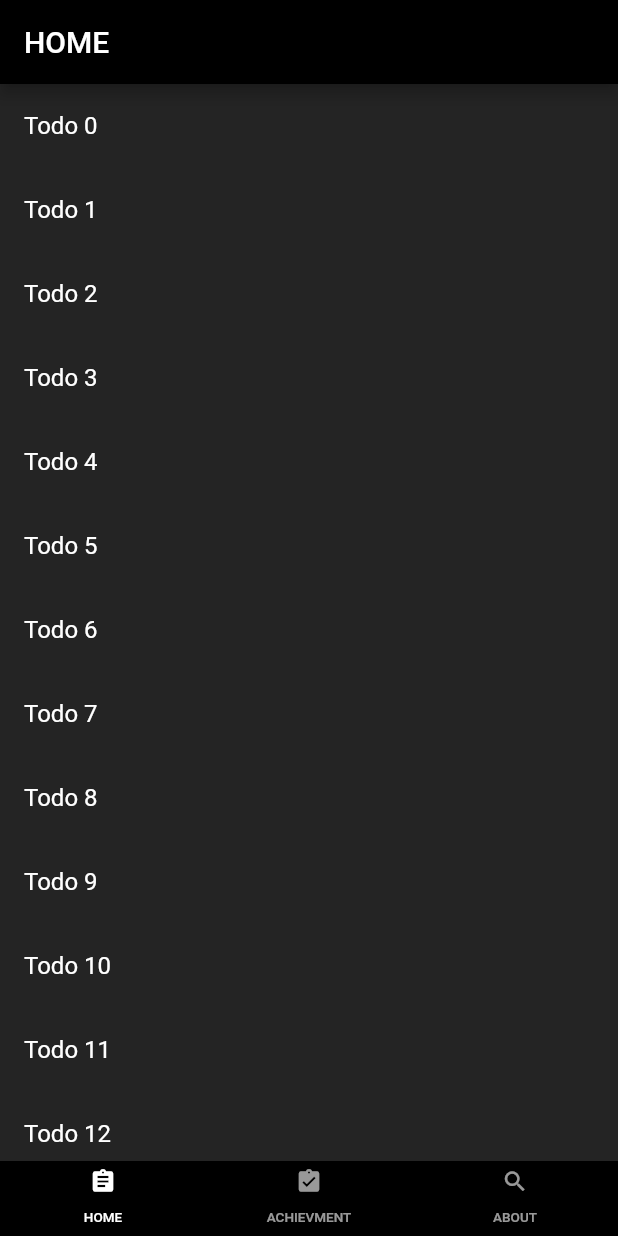
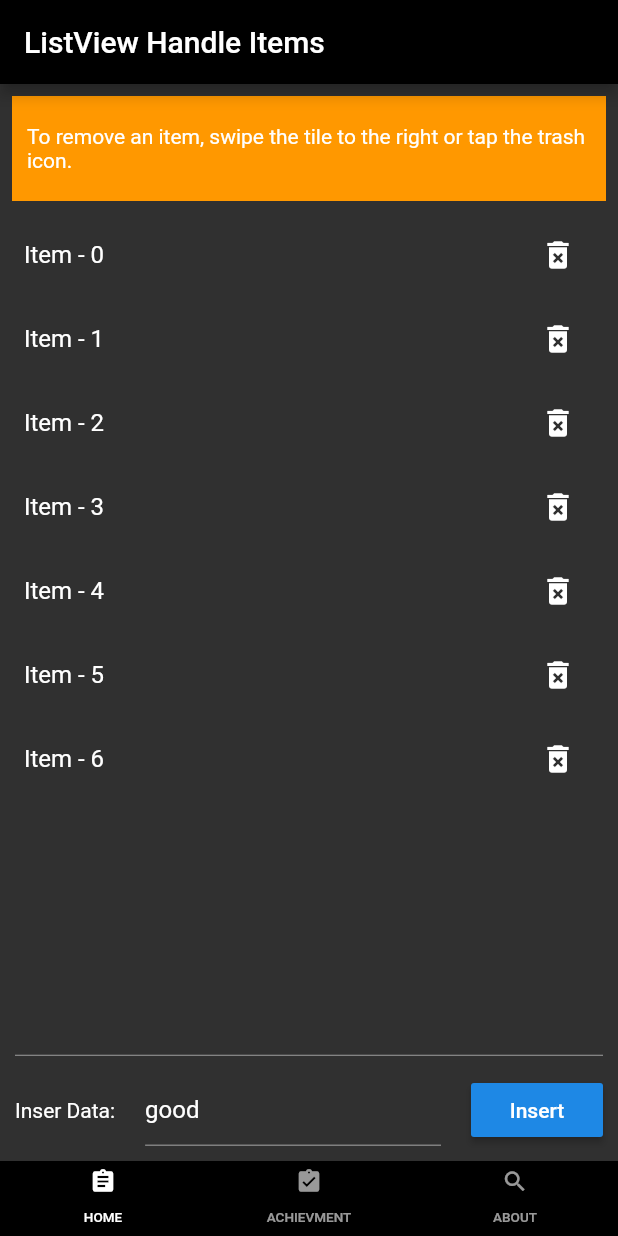
Before and after one commit to yujo11/PROGRAM_42, a Flutter app: the screen it shows after launch, on a phone screen of 412 x 824 dp. Run offline on Flutter 3.47's test engine with Material 2 defaults, Android fonts, the phone set to English and light mode, and no system bars.

Commit message:
add screen_home another version

```diff
--- a/toodo_program42/lib/main.dart
+++ b/toodo_program42/lib/main.dart
@@ -1,7 +1,7 @@
 import 'package:flutter/material.dart';
 import 'package:toodoprogram42/screen/screen_about.dart';
 import 'package:toodoprogram42/screen/screen_achievement.dart';
-import 'package:toodoprogram42/screen/new_screen_home.dart';
+import 'package:toodoprogram42/screen/screen_home.dart';
 import 'package:toodoprogram42/widget/bottom_bar.dart';
 
 void main() => runApp(TooDo());
--- a/toodo_program42/lib/screen/screen_home.dart
+++ b/toodo_program42/lib/screen/screen_home.dart
@@ -5,83 +5,107 @@
 }
 
 class _HomeScreenState extends State<HomeScreen> {
+  List<String> items = List<String>.generate(7, (index) => "Item - $index");
+
+  final teController = TextEditingController(
+    text: "good",
+  );
+
+  @override
+  void dispose() {
+    teController.dispose();
+    super.dispose();
+  }
+
   @override
   Widget build(BuildContext context) {
-    return new MaterialApp(
-      theme: ThemeData(
-        brightness: Brightness.dark,
-        primaryColor: Colors.black,
-        accentColor: Colors.white,
-      ),
-      title: 'ToDo List',
-      home: Scaffold(
-        backgroundColor: Colors.black26,
-        appBar: AppBar(
-          title: Text(
-            'HOME',
-            textAlign: TextAlign.center,
+    return Scaffold(
+      appBar: AppBar(title: Text("ListView Handle Items")),
+      body: Column(
+        children: <Widget>[
+          Padding(
+            padding: const EdgeInsets.all(8.0),
+            child: Container(
+              padding: const EdgeInsets.all(10),
+              height: 70,
+              alignment: Alignment(0, 0),
+              color: Colors.orange,
+              child: Text(
+                "To remove an item, swipe the tile to the right or tap the trash icon.",
+                style: TextStyle(color: Colors.white),
               ),
             ),
-        body: SafeArea(
-          child: ListView(
-            padding: EdgeInsets.symmetric(horizontal: 24.0),
-            children: <Widget>[
-              SizedBox(
-                height: 80.0,
-                width: 160.0,
           ),
-              Column(
-                children: <Widget>[
-                  SizedBox(height: 16.0),
-                  Text('To Do List'),
-                ],
-              ),
-              TextField(
-                decoration: InputDecoration.collapsed(
-                  hintText: 'Today',
+          Expanded(
+            child: ListView.builder(
+              itemCount: items.length,
+              itemBuilder: (context, index) {
+                final item = items[index];
+                return Dismissible(
+                  key: Key(item),
+                  direction: DismissDirection.startToEnd,
+                  child: ListTile(
+                    title: Text(item),
+                    trailing: IconButton(
+                      icon: Icon(Icons.delete_forever),
+                      onPressed: () {
+                        setState(() {
+                          items.removeAt(index);
+                        });
+                      },
                     ),
                   ),
-              ButtonBar(
+                  onDismissed: (direction) {
+                    setState(() {
+                      items.removeAt(index);
+                    });
+                  },
+                );
+              },
+            ),
+          ),
+          Divider(
+            color: Colors.grey,
+            height: 5,
+            indent: 10,
+            endIndent: 10,
+          ),
+          Padding(
+            padding: const EdgeInsets.symmetric(horizontal: 10, vertical: 10),
+            child: Row(
               children: <Widget>[
-//                  FlatButton(
-//                    child: Text('REMOVE'),
-//                    onPressed: () {},
-//                  ),
-//                  RaisedButton(
-//                    child: Text(
-//                      'DONE',
-//                    ),
-//                    onPressed: () {},
-//                  ),
-                  IconButton(
-                      icon: Icon(
-                        Icons.assignment_turned_in,
-                        color: Colors.green,
+                Text("Inser Data:"),
+                Expanded(
+                  child: Padding(
+                    padding: const EdgeInsets.symmetric(horizontal: 20),
+                    child: TextField(
+                      controller: teController,
+                      onSubmitted: (text) {
+                        setState(() {
+                          if (teController.text != "") {
+                            items.add(teController.text);
+                          }
+                        });
+                        teController.clear();
+                      },
                     ),
-                      onPressed: () {}),
-                  IconButton(
-                      icon: Icon(
-                        Icons.delete,
-                        color: Colors.redAccent,
                   ),
-                      onPressed: () {}),
-                  IconButton(
-                      icon: Icon(
-                        Icons.add,
-                        color: Colors.blue,
                 ),
-                      onPressed: () {}),
-                  IconButton(
-                      icon: Icon(
-                        Icons.replay,
-                        color: Colors.yellowAccent,
-                      ),
-                      onPressed: () {}),
-                ],
+                RaisedButton(
+                  child: Text("Insert"),
+                  onPressed: () {
+                    setState(() {
+                      if (teController.text != "") {
+                        items.add(teController.text);
+                      }
+                    });
+                    teController.clear();
+                  },
                 )
               ],
             ),
           ),
+        ],
       ),
     );
   }
```
Lines whose indentation alone changed are shown as unchanged.
